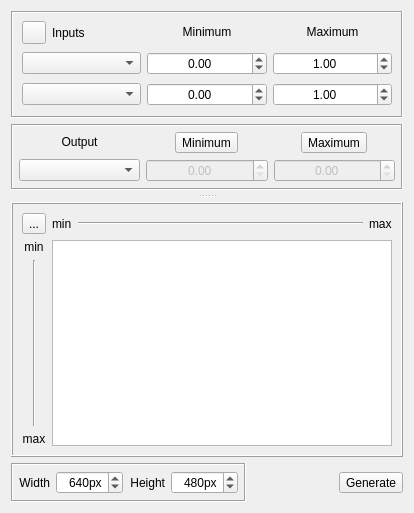
Before: the Qt Designer form qtfuzzylite/ui/Surface2D.ui in fuzzylite/fuzzylite, drawn with Qt 5.
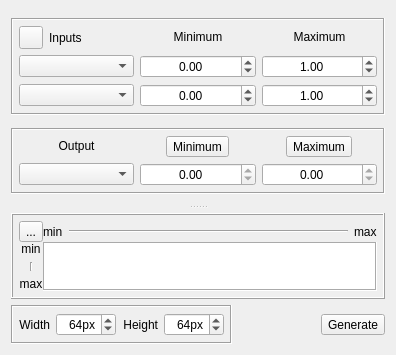
After: the same form once the commit is applied. Icons and pictures are not drawn.

Commit message: qt: painting surface

The edit to the form file:
```diff
--- a/qtfuzzylite/ui/Surface2D.ui
+++ b/qtfuzzylite/ui/Surface2D.ui
@@ -6,8 +6,8 @@
    <rect>
     <x>0</x>
     <y>0</y>
-    <width>414</width>
-    <height>513</height>
+    <width>396</width>
+    <height>355</height>
    </rect>
   </property>
   <property name="windowTitle">
@@ -30,7 +30,7 @@
        <item>
         <widget class="QFrame" name="frame">
          <property name="sizePolicy">
-          <sizepolicy hsizetype="MinimumExpanding" vsizetype="MinimumExpanding">
+          <sizepolicy hsizetype="MinimumExpanding" vsizetype="Maximum">
            <horstretch>0</horstretch>
            <verstretch>0</verstretch>
           </sizepolicy>
@@ -42,10 +42,7 @@
           <enum>QFrame::Sunken</enum>
          </property>
          <layout class="QHBoxLayout" name="horizontalLayout">
-          <property name="topMargin">
-           <number>6</number>
-          </property>
-          <property name="bottomMargin">
+          <property name="margin">
            <number>6</number>
           </property>
           <item>
@@ -247,6 +244,12 @@
        </item>
        <item>
         <widget class="QFrame" name="horizontalFrame">
+         <property name="sizePolicy">
+          <sizepolicy hsizetype="MinimumExpanding" vsizetype="Maximum">
+           <horstretch>0</horstretch>
+           <verstretch>0</verstretch>
+          </sizepolicy>
+         </property>
          <property name="frameShape">
           <enum>QFrame::Box</enum>
          </property>
@@ -292,9 +295,6 @@
           </item>
           <item row="1" column="1">
            <widget class="QDoubleSpinBox" name="sbx_min_output">
-            <property name="enabled">
-             <bool>false</bool>
-            </property>
             <property name="sizePolicy">
              <sizepolicy hsizetype="MinimumExpanding" vsizetype="Fixed">
               <horstretch>0</horstretch>
@@ -304,13 +304,13 @@
             <property name="alignment">
              <set>Qt::AlignCenter</set>
             </property>
+            <property name="readOnly">
+             <bool>true</bool>
+            </property>
            </widget>
           </item>
           <item row="1" column="2">
            <widget class="QDoubleSpinBox" name="sbx_max_output">
-            <property name="enabled">
-             <bool>false</bool>
-            </property>
             <property name="sizePolicy">
              <sizepolicy hsizetype="MinimumExpanding" vsizetype="Fixed">
               <horstretch>0</horstretch>
@@ -320,6 +320,9 @@
             <property name="alignment">
              <set>Qt::AlignCenter</set>
             </property>
+            <property name="readOnly">
+             <bool>true</bool>
+            </property>
            </widget>
           </item>
           <item row="0" column="2">
@@ -381,8 +384,14 @@
        <enum>QFrame::Raised</enum>
       </property>
       <layout class="QGridLayout" name="gridLayout">
+       <property name="margin">
+        <number>6</number>
+       </property>
+       <property name="spacing">
+        <number>0</number>
+       </property>
        <item row="0" column="0">
-        <widget class="QToolButton" name="btn_swap_axes">
+        <widget class="QToolButton" name="btn_options">
          <property name="sizePolicy">
           <sizepolicy hsizetype="Minimum" vsizetype="Minimum">
            <horstretch>0</horstretch>
@@ -390,7 +399,7 @@
           </sizepolicy>
          </property>
          <property name="toolTip">
-          <string>Swap axes</string>
+          <string>Options...</string>
          </property>
          <property name="text">
           <string>...</string>
@@ -408,7 +417,7 @@
            <number>0</number>
           </property>
           <item>
-           <widget class="QLabel" name="lbl_min_h">
+           <widget class="QLabel" name="lbl_min_a">
             <property name="sizePolicy">
              <sizepolicy hsizetype="Minimum" vsizetype="Minimum">
               <horstretch>0</horstretch>
@@ -434,7 +443,7 @@
            </widget>
           </item>
           <item>
-           <widget class="QLabel" name="lbl_max_h">
+           <widget class="QLabel" name="lbl_max_a">
             <property name="sizePolicy">
              <sizepolicy hsizetype="Minimum" vsizetype="Minimum">
               <horstretch>0</horstretch>
@@ -456,7 +465,7 @@
            <number>0</number>
           </property>
           <item>
-           <widget class="QLabel" name="lbl_min_v">
+           <widget class="QLabel" name="lbl_min_b">
             <property name="sizePolicy">
              <sizepolicy hsizetype="Minimum" vsizetype="Minimum">
               <horstretch>0</horstretch>
@@ -485,7 +494,7 @@
            </widget>
           </item>
           <item>
-           <widget class="QLabel" name="lbl_max_v">
+           <widget class="QLabel" name="lbl_max_b">
             <property name="sizePolicy">
              <sizepolicy hsizetype="Minimum" vsizetype="Minimum">
               <horstretch>0</horstretch>
@@ -504,18 +513,30 @@
         </widget>
        </item>
        <item row="1" column="1">
-        <widget class="QGraphicsView" name="canvas">
+        <widget class="QLabel" name="canvas">
          <property name="sizePolicy">
-          <sizepolicy hsizetype="Minimum" vsizetype="Minimum">
+          <sizepolicy hsizetype="MinimumExpanding" vsizetype="MinimumExpanding">
            <horstretch>0</horstretch>
            <verstretch>0</verstretch>
           </sizepolicy>
          </property>
-         <property name="renderHints">
-          <set>QPainter::Antialiasing|QPainter::HighQualityAntialiasing|QPainter::SmoothPixmapTransform|QPainter::TextAntialiasing</set>
+         <property name="mouseTracking">
+          <bool>true</bool>
          </property>
-         <property name="viewportUpdateMode">
-          <enum>QGraphicsView::FullViewportUpdate</enum>
+         <property name="styleSheet">
+          <string notr="true">background:white</string>
+         </property>
+         <property name="frameShape">
+          <enum>QFrame::Box</enum>
+         </property>
+         <property name="frameShadow">
+          <enum>QFrame::Sunken</enum>
+         </property>
+         <property name="scaledContents">
+          <bool>true</bool>
+         </property>
+         <property name="alignment">
+          <set>Qt::AlignCenter</set>
          </property>
         </widget>
        </item>
@@ -556,16 +577,16 @@
            <string>px</string>
           </property>
           <property name="minimum">
-           <number>128</number>
+           <number>8</number>
           </property>
           <property name="maximum">
-           <number>2048</number>
+           <number>640</number>
           </property>
           <property name="singleStep">
            <number>8</number>
           </property>
           <property name="value">
-           <number>640</number>
+           <number>64</number>
           </property>
          </widget>
         </item>
@@ -588,16 +609,16 @@
            <string>px</string>
           </property>
           <property name="minimum">
-           <number>128</number>
+           <number>8</number>
           </property>
           <property name="maximum">
-           <number>2048</number>
+           <number>640</number>
           </property>
           <property name="singleStep">
            <number>8</number>
           </property>
           <property name="value">
-           <number>480</number>
+           <number>64</number>
           </property>
          </widget>
         </item>
```
The commit also changes 12 other files.
